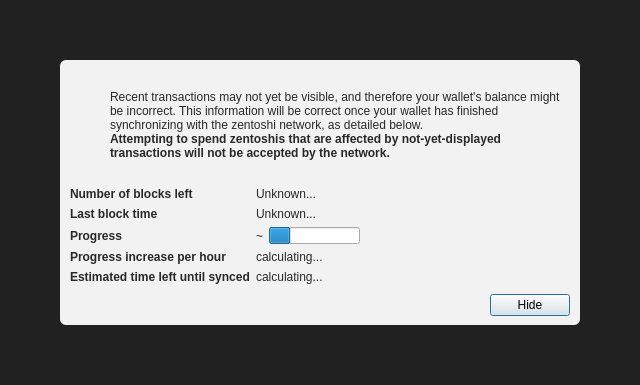
Old version of the form src/qt/forms/modaloverlay.ui in the repository zentoshi/zentoshi.
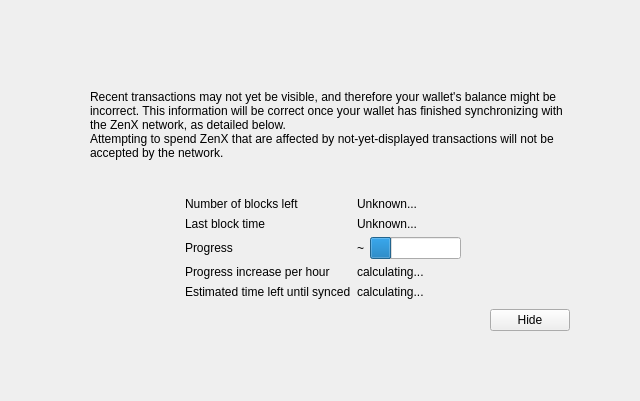
New version of the form. Icons and pictures are not drawn. Custom widgets are drawn as their Qt base class.

```diff
--- a/src/qt/forms/modaloverlay.ui
+++ b/src/qt/forms/modaloverlay.ui
@@ -7,7 +7,7 @@
     <x>0</x>
     <y>0</y>
     <width>640</width>
-    <height>385</height>
+    <height>401</height>
    </rect>
   </property>
   <property name="windowTitle">
@@ -32,9 +32,9 @@
    <item>
     <widget class="QWidget" name="bgWidget" native="true">
      <property name="styleSheet">
-      <string notr="true">#bgWidget { background: rgba(0,0,0,220); }</string>
+      <string notr="true"/>
      </property>
-     <layout class="QVBoxLayout" name="verticalLayoutMain" stretch="1">
+     <layout class="QVBoxLayout" name="verticalLayoutMain" stretch="0">
       <property name="leftMargin">
        <number>60</number>
       </property>
@@ -50,11 +50,9 @@
       <item>
        <widget class="QWidget" name="contentWidget" native="true">
         <property name="styleSheet">
-         <string notr="true">#contentWidget { background: rgba(255,255,255,240); border-radius: 6px; }
-
-QLabel { color: rgb(40,40,40);  }</string>
+         <string notr="true"/>
         </property>
-        <layout class="QVBoxLayout" name="verticalLayoutSub" stretch="1,0,0,0">
+        <layout class="QVBoxLayout" name="verticalLayoutSub" stretch="1,0,0,0,0">
          <property name="spacing">
           <number>0</number>
          </property>
@@ -81,27 +79,10 @@
               <number>0</number>
              </property>
              <item>
-              <widget class="QPushButton" name="warningIcon">
-               <property name="enabled">
-                <bool>false</bool>
-               </property>
+              <widget class="QLabel" name="warningIcon">
                <property name="text">
                 <string/>
                </property>
-               <property name="icon">
-                <iconset>
-                 <normaloff>:/icons/warning</normaloff>
-                 <disabledoff>:/icons/warning</disabledoff>:/icons/warning</iconset>
-               </property>
-               <property name="iconSize">
-                <size>
-                 <width>48</width>
-                 <height>48</height>
-                </size>
-               </property>
-               <property name="flat">
-                <bool>true</bool>
-               </property>
               </widget>
              </item>
              <item>
@@ -130,7 +111,7 @@
              <item>
               <widget class="QLabel" name="infoText">
                <property name="text">
-                <string>Recent transactions may not yet be visible, and therefore your wallet's balance might be incorrect. This information will be correct once your wallet has finished synchronizing with the zentoshi network, as detailed below.</string>
+                <string>Recent transactions may not yet be visible, and therefore your wallet's balance might be incorrect. This information will be correct once your wallet has finished synchronizing with the ZenX network, as detailed below.</string>
                </property>
                <property name="textFormat">
                 <enum>Qt::RichText</enum>
@@ -142,14 +123,8 @@
              </item>
              <item>
               <widget class="QLabel" name="infoTextStrong">
-               <property name="font">
-                <font>
-                 <weight>75</weight>
-                 <bold>true</bold>
-                </font>
-               </property>
                <property name="text">
-                <string>Attempting to spend zentoshis that are affected by not-yet-displayed transactions will not be accepted by the network.</string>
+                <string>Attempting to spend ZenX that are affected by not-yet-displayed transactions will not be accepted by the network.</string>
                </property>
                <property name="textFormat">
                 <enum>Qt::RichText</enum>
@@ -194,6 +169,9 @@
            <property name="fieldGrowthPolicy">
             <enum>QFormLayout::FieldsStayAtSizeHint</enum>
            </property>
+           <property name="formAlignment">
+            <set>Qt::AlignHCenter|Qt::AlignTop</set>
+           </property>
            <property name="horizontalSpacing">
             <number>6</number>
            </property>
@@ -205,12 +183,6 @@
            </property>
            <item row="0" column="0">
             <widget class="QLabel" name="labelNumberOfBlocksLeft">
-             <property name="font">
-              <font>
-               <weight>75</weight>
-               <bold>true</bold>
-              </font>
-             </property>
              <property name="text">
               <string>Number of blocks left</string>
              </property>
@@ -225,12 +197,6 @@
            </item>
            <item row="1" column="0">
             <widget class="QLabel" name="labelLastBlockTime">
-             <property name="font">
-              <font>
-               <weight>75</weight>
-               <bold>true</bold>
-              </font>
-             </property>
              <property name="text">
               <string>Last block time</string>
              </property>
@@ -251,12 +217,6 @@
            </item>
            <item row="2" column="0">
             <widget class="QLabel" name="labelSyncDone">
-             <property name="font">
-              <font>
-               <weight>75</weight>
-               <bold>true</bold>
-              </font>
-             </property>
              <property name="text">
               <string>Progress</string>
              </property>
@@ -285,12 +245,6 @@
            </item>
            <item row="4" column="0">
             <widget class="QLabel" name="labelProgressIncrease">
-             <property name="font">
-              <font>
-               <weight>75</weight>
-               <bold>true</bold>
-              </font>
-             </property>
              <property name="text">
               <string>Progress increase per hour</string>
              </property>
@@ -305,12 +259,6 @@
            </item>
            <item row="5" column="0">
             <widget class="QLabel" name="labelEstimatedTimeLeft">
-             <property name="font">
-              <font>
-               <weight>75</weight>
-               <bold>true</bold>
-              </font>
-             </property>
              <property name="text">
               <string>Estimated time left until synced</string>
              </property>
@@ -351,12 +299,6 @@
              <property name="text">
               <string>Hide</string>
              </property>
-             <property name="focusPolicy">
-              <enum>Qt::StrongFocus</enum>
-             </property>
-             <property name="default">
-              <bool>true</bool>
-             </property>
             </widget>
            </item>
           </layout>
```
Left out of the diff: 17 changed lines with no effect on the pictures.
